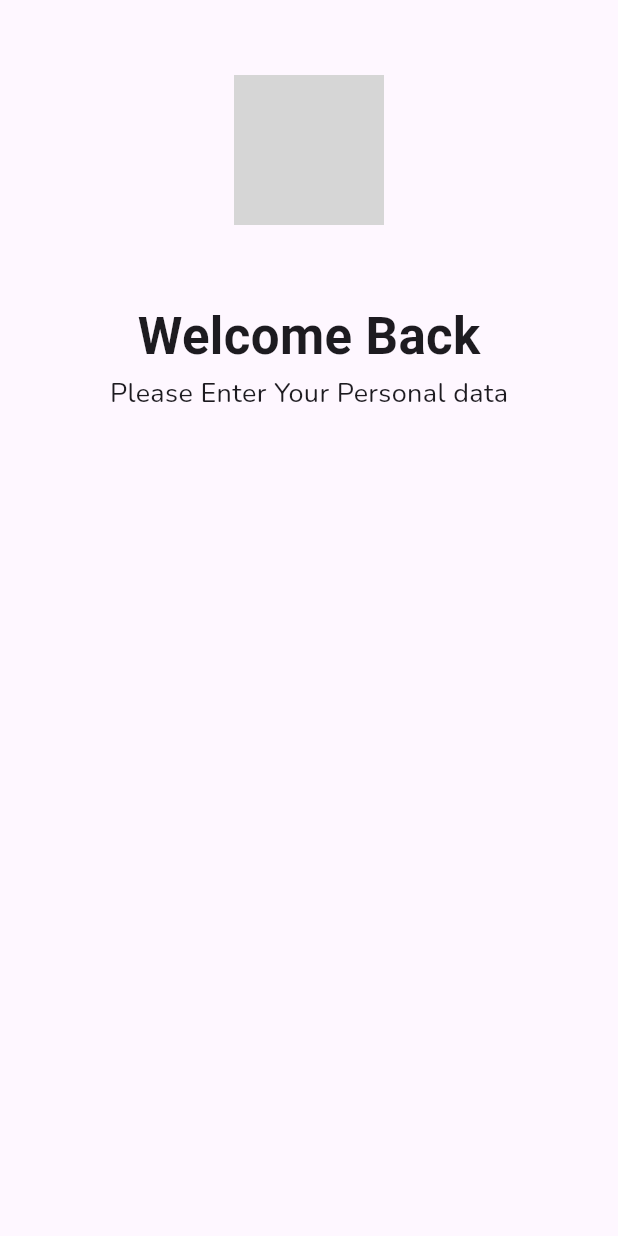
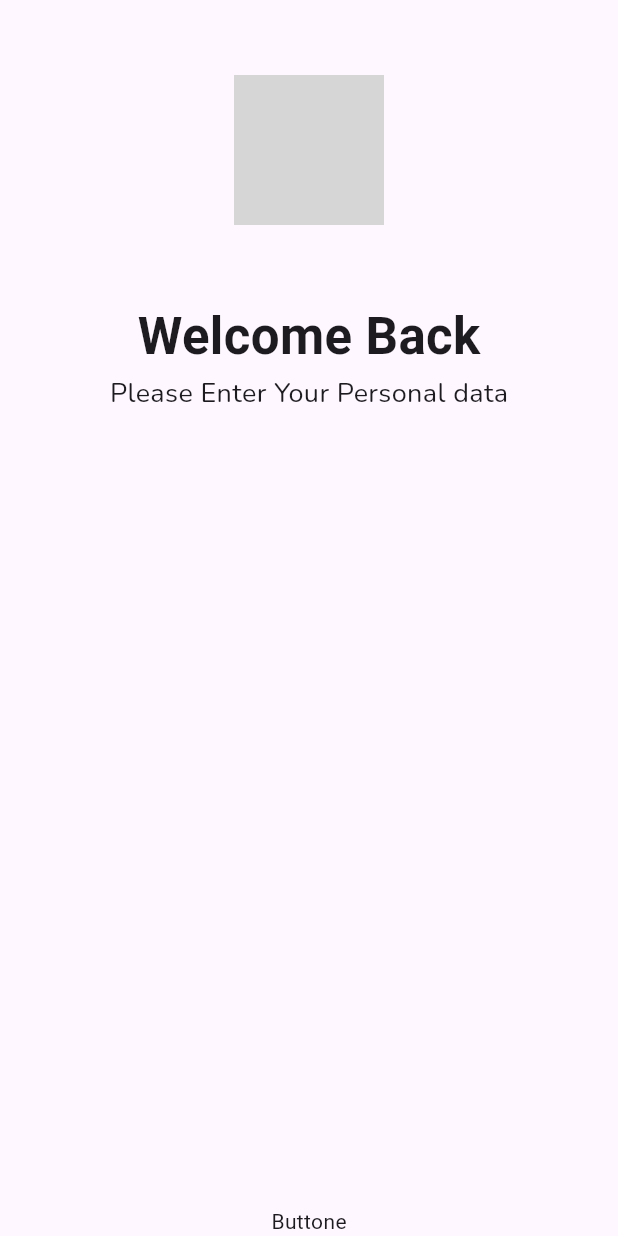
Before and after one commit to Geisrek/Smart-Plots, a Flutter app: the screen it shows after launch, on a phone screen of 412 x 824 dp. Run offline on Flutter 3.47's test engine with Material 3 defaults, Android fonts, the phone set to English and light mode, and no system bars; grey boxes are pictures that could not be loaded.

Commit message:
create the button widget

```diff
--- a/smart plots/lib/WelcomPage.dart
+++ b/smart plots/lib/WelcomPage.dart
@@ -10,7 +10,7 @@ class WelcomePage extends StatelessWidget {
         child:Image.asset("./images/Smartplots.png"),
 
       )),],)),)),
-      body: Container(child: Center(child: Column(mainAxisAlignment: MainAxisAlignment.spaceBetween,children: [Column(children:<Widget>[Text("Welcome Back",style: TextStyle(fontSize: 34,fontWeight: FontWeight.bold),),Text("Please Enter Your Personal data",style: TextStyle(fontSize: 18,fontWeight: FontWeight.normal,fontFamily: 'Nunito'))],)],),),
+      body: Container(child: Center(child: Column(mainAxisAlignment: MainAxisAlignment.spaceBetween,children: [Column(children:<Widget>[Text("Welcome Back",style: TextStyle(fontSize: 34,fontWeight: FontWeight.bold),),Text("Please Enter Your Personal data",style: TextStyle(fontSize: 18,fontWeight: FontWeight.normal,fontFamily: 'Nunito'))],),Text("Buttone")],),),
     ));
   }
 }
```
Also changed, not shown: smart plots/lib/Button.dart (added, +10 -0 lines).
